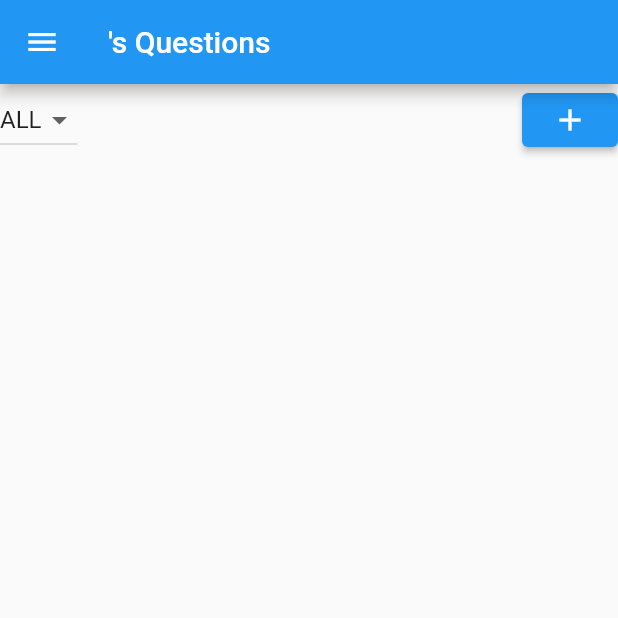
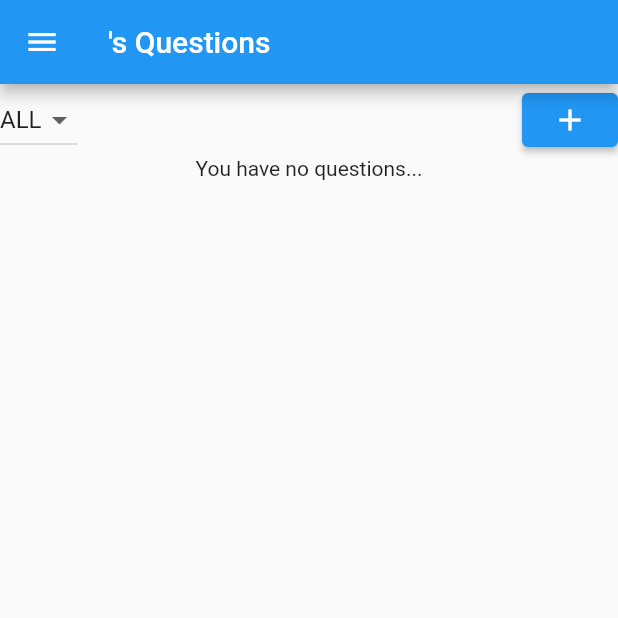
Before and after one commit to Dangabit/MugTogether, a Flutter app: the QuestionsPage screen opened by its route, on a phone screen of 412 x 824 dp, the top half of it. Run offline on Flutter 3.47's test engine with Material 2 defaults, Android fonts, the phone set to English and light mode, and no system bars; our stand-ins replace cloud_firestore, firebase_auth, firebase_core; accounts and stored records are empty; generated files the repository leaves out were written again.

Commit message:
Fix no questions text in questions display

```diff
--- a/lib/screens/edit_question.dart
+++ b/lib/screens/edit_question.dart
@@ -1,7 +1,6 @@
 import 'package:cloud_firestore/cloud_firestore.dart';
 import 'package:firebase_auth/firebase_auth.dart';
 import 'package:flutter/material.dart';
-import 'package:mug_together/screens/view_question.dart';
 
 class EditQuestion extends StatefulWidget {
   const EditQuestion({Key? key, required this.document}) : super(key: key);
--- a/lib/screens/questions.dart
+++ b/lib/screens/questions.dart
@@ -101,14 +101,20 @@ class _QuestionsPage extends State<QuestionsPage> {
     return StreamBuilder(
       stream: docStream,
       builder: (context, AsyncSnapshot<QuerySnapshot> snapshot) {
-        // Check if there are any questions
-        if (snapshot.hasData) {
-          return GridView.count(
+        switch (snapshot.connectionState) {
+          case ConnectionState.none:
+            return const Text('Disconnected');
+          case ConnectionState.waiting:
+            return const CircularProgressIndicator();
+          case ConnectionState.active:
+          case ConnectionState.done:
+            List<Widget> cardList = _generateCards(snapshot.data!.docs);
+            return cardList.isEmpty
+                ? const Text('You have no questions...')
+                : GridView.count(
                     physics: const ScrollPhysics(),
                     crossAxisCount: 2,
-              children: _generateCards(snapshot.data!.docs));
-        } else {
-          return const Text('You have no questions...');
+                    children: cardList);
         }
       },
     );
@@ -145,7 +151,8 @@ class _QuestionsPage extends State<QuestionsPage> {
                     Navigator.push(
                         context,
                         MaterialPageRoute(
-                            builder: (context) => ViewQuestion(document: currentDoc)));
+                            builder: (context) =>
+                                ViewQuestion(document: currentDoc)));
                   },
                 ),
               ],
```
Lines whose indentation alone changed are shown as unchanged.
